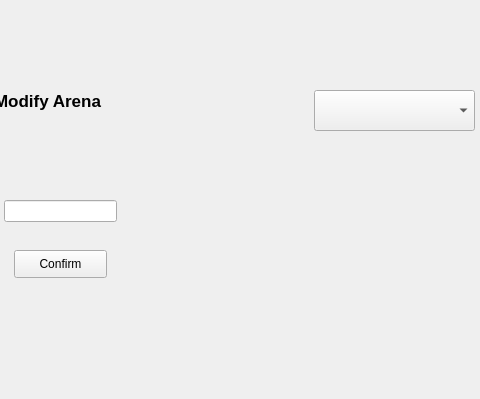
Before: the Qt Designer form CS1D-Basketball-master/Basketball/editarena.ui in moetaei/CS1D-Basketball, drawn with Qt 5; both pictures show x 86 to 566 and y 0 to 399 of the 1200 by 640 pixel window.
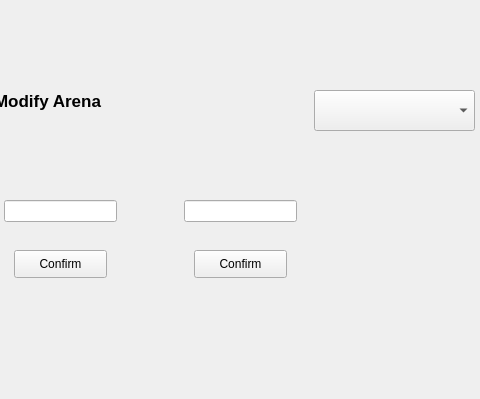
After: the same form once the commit is applied.

Commit message: pushed changes but they dont work

The edit to the form file:
```diff
--- a/CS1D-Basketball-master/Basketball/editarena.ui
+++ b/CS1D-Basketball-master/Basketball/editarena.ui
@@ -70,6 +70,29 @@
     </rect>
    </property>
   </widget>
+  <widget class="QLineEdit" name="txt_Capacity">
+   <property name="geometry">
+    <rect>
+     <x>270</x>
+     <y>200</y>
+     <width>113</width>
+     <height>22</height>
+    </rect>
+   </property>
+  </widget>
+  <widget class="QPushButton" name="confirmCapacity">
+   <property name="geometry">
+    <rect>
+     <x>280</x>
+     <y>250</y>
+     <width>93</width>
+     <height>28</height>
+    </rect>
+   </property>
+   <property name="text">
+    <string>Confirm</string>
+   </property>
+  </widget>
  </widget>
  <resources/>
  <connections/>
```
The commit also changes 2 other files.
